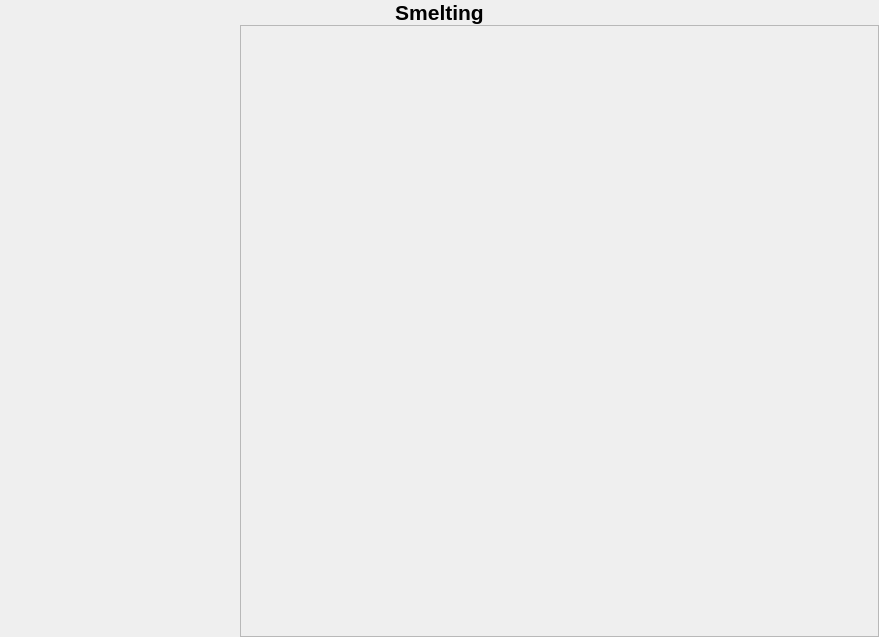
Before: the Qt Designer form ui/forms/content_pages/smelting_page.ui in erickswong/New-World-Market-Manager, drawn with Qt 5.
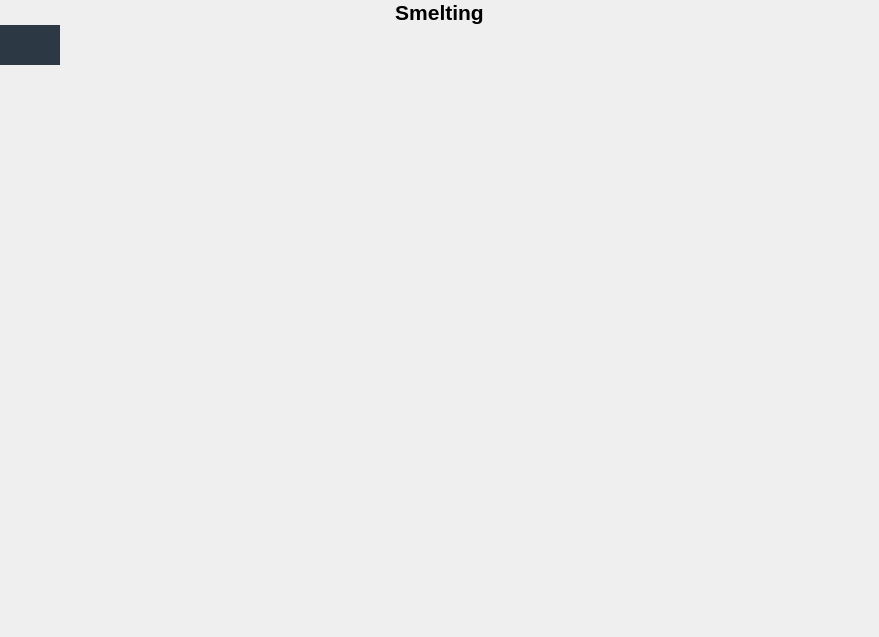
After: the same form once the commit is applied. Icons and pictures are not drawn. Custom widgets are drawn as their Qt base class.

Commit message: Add visual indication when an input page is selected

```diff
--- a/ui/forms/content_pages/smelting_page.ui
+++ b/ui/forms/content_pages/smelting_page.ui
@@ -115,6 +115,17 @@
              <verstretch>0</verstretch>
             </sizepolicy>
            </property>
+           <property name="styleSheet">
+            <string notr="true">#input_page_buttons QPushButton {
+border: none;
+}
+#input_page_buttons QPushButton:hover {
+background-color: rgba(44, 57, 68, 100);
+}
+#input_page_buttons QPushButton:checked {
+background-color: rgb(44, 57, 68);
+}</string>
+           </property>
            <layout class="QHBoxLayout" name="horizontalLayout_7">
             <property name="spacing">
              <number>0</number>
@@ -316,14 +327,7 @@
        </widget>
       </item>
       <item>
-       <widget class="QFrame" name="display">
-        <property name="frameShape">
-         <enum>QFrame::StyledPanel</enum>
-        </property>
-        <property name="frameShadow">
-         <enum>QFrame::Raised</enum>
-        </property>
-       </widget>
+       <widget class="QWidget" name="display" native="true"/>
       </item>
      </layout>
     </widget>
```
The commit also changes 1 other file.
